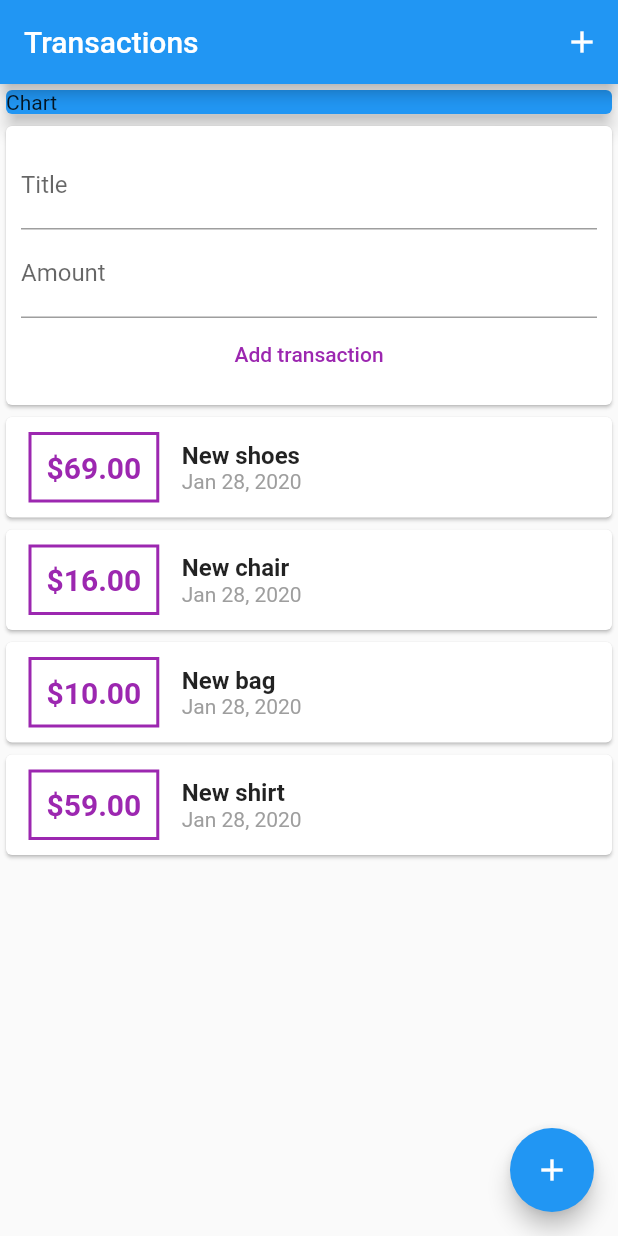
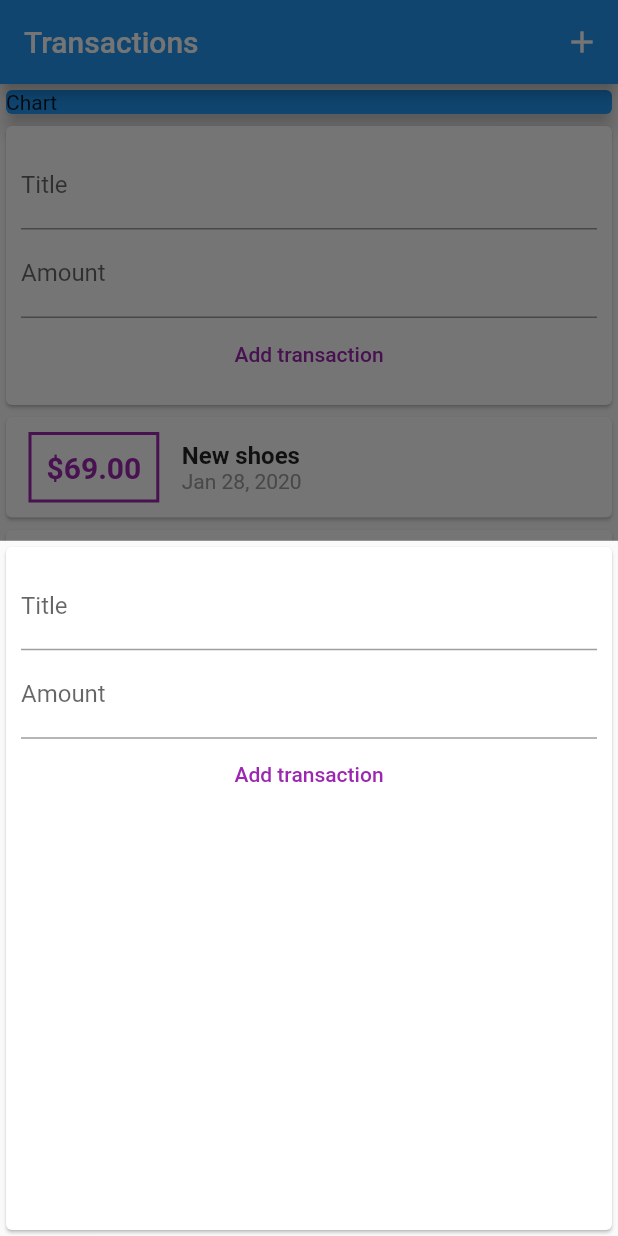
Before and after one commit to kmvbatista/expenses, a Flutter app: the screen it shows after launch, after a tap on the "add" icon, on a phone screen of 412 x 824 dp. Run offline on Flutter 3.47's test engine with Material 2 defaults, Android fonts, the phone set to English and light mode, and no system bars.

```diff
--- a/lib/pages/HomePage.dart
+++ b/lib/pages/HomePage.dart
@@ -1,8 +1,42 @@
-import 'package:expenses/widgets/user_transactions.dart';
+import '../models/transaction.dart';
+import '../widgets/new_transaction.dart';
+import '../widgets/transactionList.dart';
 
 import 'package:flutter/material.dart';
 
-class HomePage extends StatelessWidget {
+class HomePage extends StatefulWidget {
+  @override
+  _HomePageState createState() => _HomePageState();
+}
+
+class _HomePageState extends State<HomePage> {
+  final List<Transaction> transactions = [
+    Transaction(id: 't1', title: 'New shoes', amount: 69, date: DateTime.now()),
+    Transaction(id: 't2', title: 'New chair', amount: 16, date: DateTime.now()),
+    Transaction(id: 't12', title: 'New bag', amount: 10, date: DateTime.now()),
+    Transaction(id: 't3', title: 'New shirt', amount: 59, date: DateTime.now()),
+  ];
+
+  void _addNewTransaction(String title, double amount) {
+    final newTransaction = Transaction(
+        title: title,
+        amount: amount,
+        id: DateTime.now().toString(),
+        date: DateTime.now());
+    setState(() {
+      transactions.add(newTransaction);
+    });
+  }
+
+  void startNewTransaction(BuildContext context) {
+    showModalBottomSheet(
+        context: context,
+        builder: (_) => GestureDetector(
+            onTap: () {},
+            behavior: HitTestBehavior.opaque,
+            child: NewTransaction(_addNewTransaction)));
+  }
+
   @override
   Widget build(BuildContext context) {
     return Scaffold(
@@ -11,7 +45,7 @@ class HomePage extends StatelessWidget {
         actions: <Widget>[
           IconButton(
             icon: Icon(Icons.add),
-            onPressed: () {},
+            onPressed: () => startNewTransaction(context),
           ),
         ],
       ),
@@ -28,13 +62,14 @@ class HomePage extends StatelessWidget {
                 elevation: 5,
               ),
             ),
-            UserTransation()
+            NewTransaction(_addNewTransaction),
+            TransactionList(transactions),
           ],
         ),
       ),
       floatingActionButton: FloatingActionButton(
         child: Icon(Icons.add),
-        onPressed: () {},
+        onPressed: () => startNewTransaction(context),
       ),
     );
   }
--- a/lib/widgets/new_transaction.dart
+++ b/lib/widgets/new_transaction.dart
@@ -1,20 +1,29 @@
 import 'package:flutter/material.dart';
 
-class NewTransaction extends StatelessWidget {
+class NewTransaction extends StatefulWidget {
+  final Function addNewTransaction;
+
+  NewTransaction(this.addNewTransaction);
+
+  @override
+  _NewTransactionState createState() => _NewTransactionState();
+}
+
+class _NewTransactionState extends State<NewTransaction> {
   final titleController = TextEditingController();
+
   final amountController = TextEditingController();
-  final Function addNewTransaction;
 
   void submitData() {
     if (amountController.text.isNotEmpty &&
         titleController.text.isNotEmpty &&
         double.parse(amountController.text) >= 0) {
-      addNewTransaction(
+      widget.addNewTransaction(
           titleController.text, double.parse(amountController.text));
+      Navigator.of(context).pop();
     }
   }
 
-  NewTransaction(this.addNewTransaction);
   @override
   Widget build(BuildContext context) {
     return Card(
--- a/lib/widgets/user_transactions.dart
+++ b/lib/widgets/user_transactions.dart
@@ -9,31 +9,10 @@ class UserTransation extends StatefulWidget {
 }
 
 class _UserTransationState extends State<UserTransation> {
-  final List<Transaction> transactions = [
-    Transaction(id: 't1', title: 'New shoes', amount: 69, date: DateTime.now()),
-    Transaction(id: 't2', title: 'New chair', amount: 16, date: DateTime.now()),
-    Transaction(id: 't12', title: 'New bag', amount: 10, date: DateTime.now()),
-    Transaction(id: 't3', title: 'New shirt', amount: 59, date: DateTime.now()),
-  ];
-
-  void _addNewTransaction(String title, double amount) {
-    final newTransaction = Transaction(
-        title: title,
-        amount: amount,
-        id: DateTime.now().toString(),
-        date: DateTime.now());
-    setState(() {
-      transactions.add(newTransaction);
-    });
-  }
-
   @override
   Widget build(BuildContext context) {
     return Column(
-      children: <Widget>[
-        NewTransaction(_addNewTransaction),
-        TransactionList(transactions),
-      ],
+      children: <Widget>[],
     );
   }
 }
```
